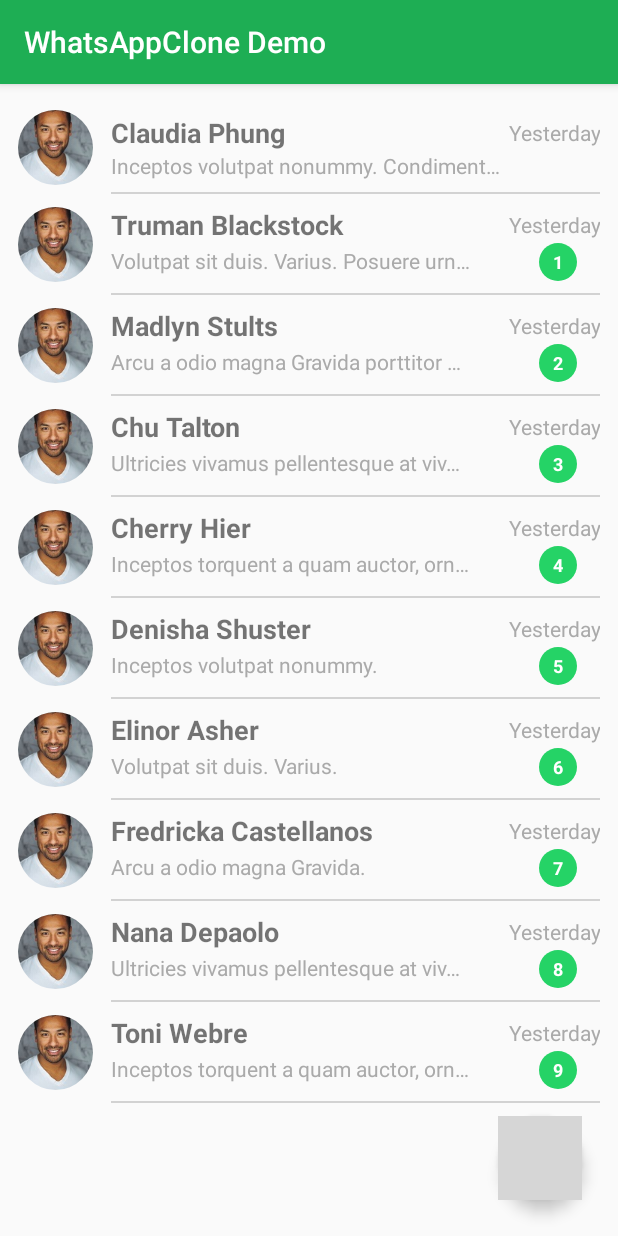
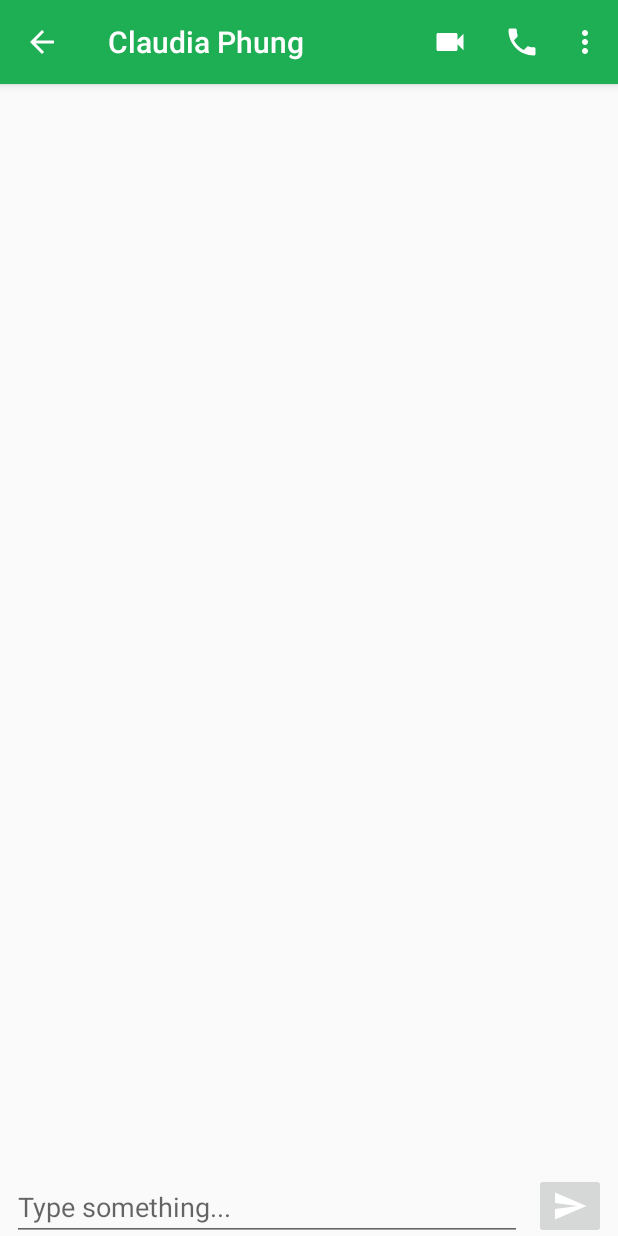
Before and after one commit to Diogo-Menezes/whatsapp-clone-demo, an Android app: the MainUserListActivity screen opened directly, with no data from a screen before it, after a tap on "Claudia Phung", on a phone screen of 412 x 824 dp. Run offline under Robolectric (Android 15) with nearby library versions, the phone set to English and light mode, and no system bars; our stand-ins replace CircleImageView; grey boxes are pictures that could not be loaded.

Commit message:
Added Chat toolbar menu

```diff
--- a/app/src/main/AndroidManifest.xml
+++ b/app/src/main/AndroidManifest.xml
@@ -13,6 +13,7 @@
         android:roundIcon="@drawable/whatsapp_logo"
         android:supportsRtl="true"
         android:theme="@style/AppTheme">
+        <activity android:name=".NewChatActivity"></activity>
         <activity android:name=".MainUserListActivity" />
         <activity android:name=".FirstScreen" />
         <activity android:name=".UserListActivity2" />
--- a/app/src/main/java/com/diogomenezes/whatsappclonedemo/MainUserListActivity.java
+++ b/app/src/main/java/com/diogomenezes/whatsappclonedemo/MainUserListActivity.java
@@ -1,9 +1,9 @@
 package com.diogomenezes.whatsappclonedemo;
 
+import android.content.Intent;
 import android.graphics.Bitmap;
 import android.graphics.BitmapFactory;
 import android.os.Bundle;
-import android.widget.Toast;
 
 import androidx.appcompat.app.AppCompatActivity;
 import androidx.recyclerview.widget.LinearLayoutManager;
@@ -13,6 +13,8 @@ import com.diogomenezes.whatsappclonedemo.adapter.ChatListAdapter;
 import com.diogomenezes.whatsappclonedemo.models.ChatList;
 
 import java.util.ArrayList;
+
+import static com.diogomenezes.whatsappclonedemo.ChatActivity.FRIEND_NAME;
 
 public class MainUserListActivity extends AppCompatActivity implements ChatListAdapter.ContactClick {
 
@@ -57,7 +59,7 @@ public class MainUserListActivity extends AppCompatActivity implements ChatListA
 
         mChatList = new ArrayList<>();
         for (int i = 0; i < mNames.length; i++) {
-            mChat = new ChatList(mNames[i], messages[i], "Yesterday", ""+ i, bitmap);
+            mChat = new ChatList(mNames[i], messages[i], "Yesterday", "" + i, bitmap);
             mChatList.add(mChat);
         }
 
@@ -70,7 +72,9 @@ public class MainUserListActivity extends AppCompatActivity implements ChatListA
 
     @Override
     public void contactClick(int position) {
-        System.out.println("Clicked" + position);
-        Toast.makeText(this, mChatList.get(position).getContactName(), Toast.LENGTH_SHORT).show();
+
+        Intent intent = new Intent(MainUserListActivity.this, NewChatActivity.class);
+        intent.putExtra(FRIEND_NAME, mChatList.get(position).getContactName());
+        startActivity(intent);
     }
 }
--- /dev/null
+++ b/app/src/main/java/com/diogomenezes/whatsappclonedemo/NewChatActivity.java
@@ -0,0 +1,107 @@
+package com.diogomenezes.whatsappclonedemo;
+
+import android.content.Intent;
+import android.os.Bundle;
+import android.view.Menu;
+import android.view.MenuInflater;
+import android.view.MenuItem;
+import android.view.View;
+import android.widget.Button;
+import android.widget.EditText;
+import android.widget.Toast;
+
+import androidx.appcompat.app.ActionBar;
+import androidx.appcompat.app.AppCompatActivity;
+import androidx.recyclerview.widget.RecyclerView;
+
+import static com.diogomenezes.whatsappclonedemo.ChatActivity.FRIEND_NAME;
+
+public class NewChatActivity extends AppCompatActivity {
+
+
+    //UI
+    private RecyclerView mRecyclerView;
+    private EditText messageEdit;
+    private Button button;
+
+
+    //VARS
+
+
+    @Override
+    protected void onCreate(Bundle savedInstanceState) {
+        super.onCreate(savedInstanceState);
+        setContentView(R.layout.activity_new_chat);
+
+        messageEdit = findViewById(R.id.messageEdit);
+
+        mRecyclerView = findViewById(R.id.chatRecView);
+        Intent intent = getIntent();
+
+        ActionBar actionBar = getSupportActionBar();
+        if (actionBar != null) {
+            actionBar.setDisplayHomeAsUpEnabled(true);
+        }
+
+        if (intent != null) {
+            setTitle(intent.getStringExtra(FRIEND_NAME));
+        }
+
+
+    }
+
+    public void sendMessage(View view) {
+        Toast.makeText(this, "Message Sent", Toast.LENGTH_SHORT).show();
+    }
+
+
+    @Override
+    public boolean onCreateOptionsMenu(Menu menu) {
+        MenuInflater inflater = getMenuInflater();
+        inflater.inflate(R.menu.chat_menu, menu);
+        return true;
+    }
+
+
+    @Override
+    public boolean onOptionsItemSelected(MenuItem item) {
+
+        switch (item.getItemId()) {
+
+            case R.id.chat_menu_action_video_call:
+
+                break;
+            case R.id.chat_menu_action_call:
+
+                break;
+            case R.id.chat_menu_action_watch_contact:
+
+                break;
+            case R.id.chat_menu_action_files:
+
+                break;
+            case R.id.chat_menu_action_search:
+
+                break;
+            case R.id.chat_menu_action_notifications:
+
+                break;
+            case R.id.chat_menu_action_background:
+
+                break;
+//            case R.id.chat_menu_action_more:
+//
+//                break;
+
+            default:
+                return super.onOptionsItemSelected(item);
+        }
+        return true;
+    }
+
+    @Override
+    public boolean onSupportNavigateUp() {
+        finish();
+        return true;
+    }
+}
--- /dev/null
+++ b/app/src/main/res/drawable/ic_phone.xml
@@ -0,0 +1,5 @@
+<vector android:height="24dp" android:tint="#FFFFFF"
+    android:viewportHeight="24.0" android:viewportWidth="24.0"
+    android:width="24dp" xmlns:android="http://schemas.android.com/apk/res/android">
+    <path android:fillColor="#FF000000" android:pathData="M6.62,10.79c1.44,2.83 3.76,5.14 6.59,6.59l2.2,-2.2c0.27,-0.27 0.67,-0.36 1.02,-0.24 1.12,0.37 2.33,0.57 3.57,0.57 0.55,0 1,0.45 1,1V20c0,0.55 -0.45,1 -1,1 -9.39,0 -17,-7.61 -17,-17 0,-0.55 0.45,-1 1,-1h3.5c0.55,0 1,0.45 1,1 0,1.25 0.2,2.45 0.57,3.57 0.11,0.35 0.03,0.74 -0.25,1.02l-2.2,2.2z"/>
+</vector>
--- /dev/null
+++ b/app/src/main/res/drawable/ic_videocam.xml
@@ -0,0 +1,5 @@
+<vector android:height="24dp" android:tint="#FFFFFF"
+    android:viewportHeight="24.0" android:viewportWidth="24.0"
+    android:width="24dp" xmlns:android="http://schemas.android.com/apk/res/android">
+    <path android:fillColor="#FF000000" android:pathData="M17,10.5V7c0,-0.55 -0.45,-1 -1,-1H4c-0.55,0 -1,0.45 -1,1v10c0,0.55 0.45,1 1,1h12c0.55,0 1,-0.45 1,-1v-3.5l4,4v-11l-4,4z"/>
+</vector>
--- /dev/null
+++ b/app/src/main/res/layout/activity_new_chat.xml
@@ -0,0 +1,41 @@
+<?xml version="1.0" encoding="utf-8"?>
+<androidx.constraintlayout.widget.ConstraintLayout xmlns:android="http://schemas.android.com/apk/res/android"
+    xmlns:app="http://schemas.android.com/apk/res-auto"
+    xmlns:tools="http://schemas.android.com/tools"
+    android:layout_width="match_parent"
+    android:layout_height="match_parent"
+    tools:context=".NewChatActivity">
+
+    <androidx.recyclerview.widget.RecyclerView
+        android:id="@+id/chatRecView"
+        android:layout_width="match_parent"
+        android:layout_height="match_parent"
+        android:layout_marginBottom="50dp"
+        app:layout_constraintBottom_toBottomOf="parent"
+        app:layout_constraintEnd_toEndOf="parent"
+        app:layout_constraintStart_toStartOf="parent"
+        app:layout_constraintTop_toTopOf="parent" />
+
+    <EditText
+        android:id="@+id/messageEdit"
+        android:layout_width="0dp"
+        android:layout_height="wrap_content"
+
+        android:layout_margin="8dp"
+        android:ems="10"
+        android:hint="Type something..."
+        android:inputType="textPersonName"
+        app:layout_constraintEnd_toStartOf="@+id/sendBtn"
+        app:layout_constraintStart_toStartOf="parent"
+        app:layout_constraintTop_toBottomOf="@+id/chatRecView" />
+
+    <ImageButton
+        android:id="@+id/sendBtn"
+        android:layout_width="wrap_content"
+        android:layout_height="wrap_content"
+        android:layout_margin="8dp"
+        android:onClick="sendMessage"
+        android:src="@drawable/ic_send_24dp"
+        app:layout_constraintEnd_toEndOf="parent"
+        app:layout_constraintTop_toBottomOf="@+id/chatRecView" />
+</androidx.constraintlayout.widget.ConstraintLayout>
--- /dev/null
+++ b/app/src/main/res/menu/chat_menu.xml
@@ -0,0 +1,53 @@
+<?xml version="1.0" encoding="utf-8"?>
+<menu xmlns:android="http://schemas.android.com/apk/res/android"
+    xmlns:app="http://schemas.android.com/apk/res-auto">
+        <item
+            android:id="@+id/chat_menu_action_video_call"
+            android:icon="@drawable/ic_videocam"
+            android:title="Videocall"
+            app:showAsAction="always" />
+        <item
+            android:id="@+id/chat_menu_action_call"
+            android:icon="@drawable/ic_phone"
+            android:title="call"
+            app:showAsAction="always" />
+        <item
+            android:id="@+id/chat_menu_action_watch_contact"
+            android:title="Watch contact" />
+        <item
+            android:id="@+id/chat_menu_action_files"
+            android:title="Files" />
+        <item
+            android:id="@+id/chat_menu_action_search"
+            android:title="Search" />
+        <item
+            android:id="@+id/chat_menu_action_notifications"
+            android:title="Deactivate Notifications" />
+        <item
+            android:id="@+id/chat_menu_action_background"
+            android:title="Background" />
+
+    <item
+        android:menuCategory="container"
+        android:title="More">
+        <menu>
+            <item
+                android:id="@+id/chat_menu_action_shortcut"
+                android:title="Add shortcut" />
+            <item
+                android:id="@+id/chat_menu_action_export_chat"
+                android:title="Export talk" />
+            <item
+                android:id="@+id/chat_menu_action_clean_chat"
+                android:title="Clean talk" />
+            <item
+                android:id="@+id/chat_menu_action_block_contact"
+                android:title="Block" />
+            <item
+                android:id="@+id/chat_menu_action_report"
+                android:title="Report" />
+        </menu>
+    </item>
+
+
+</menu>
```
